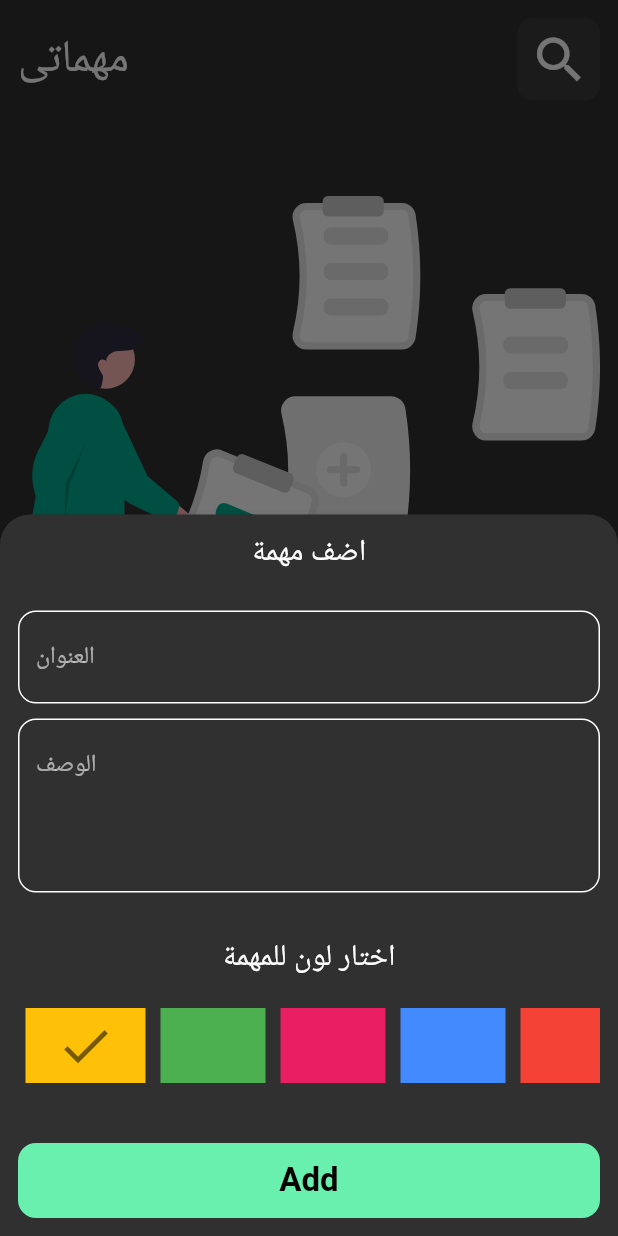
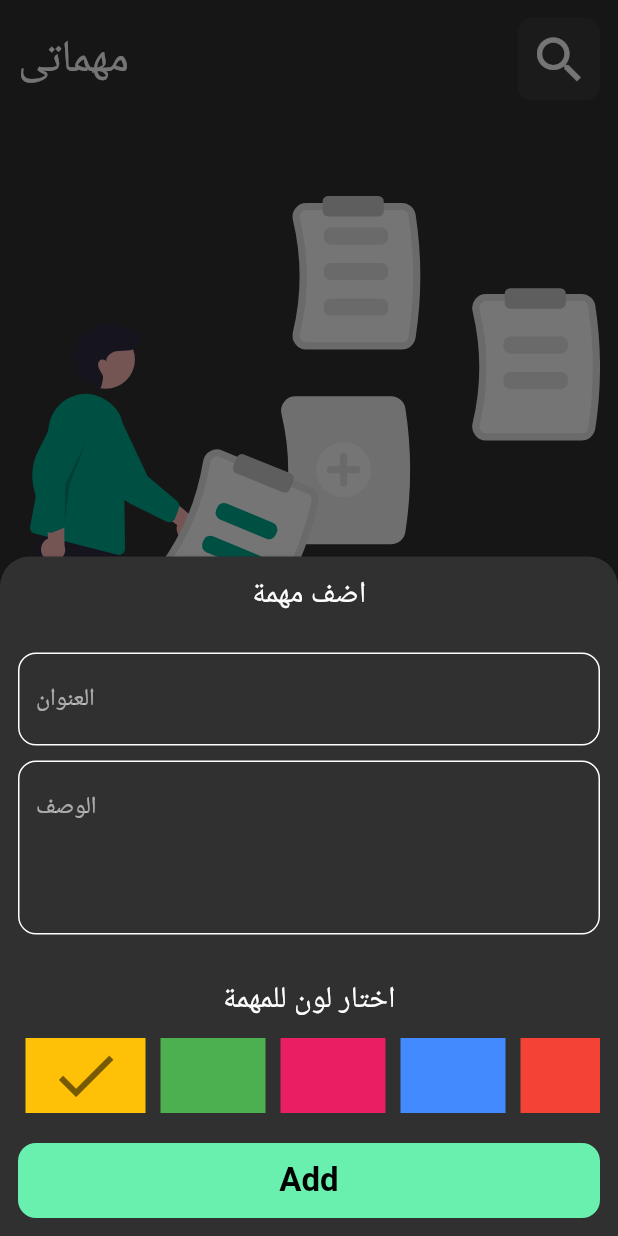
Before and after one commit to engamir1/Flutter_todo_app, a Flutter app: the screen it shows after launch, after a tap on the "add" icon, on a phone screen of 412 x 824 dp. Run offline on Flutter 3.47's test engine with Material 2 defaults, Android fonts, the phone set to English and light mode, and no system bars; drawn by our look-alikes of modal_progress_hud_nsn; our stand-ins replace bloc, flutter_bloc, flutter_svg, hive, hive_flutter; accounts and stored records are empty.

Commit message:
solve problem of rebuild screen of list todo

```diff
--- a/lib/cubits/notes_cubit/notes_cubit_cubit.dart
+++ b/lib/cubits/notes_cubit/notes_cubit_cubit.dart
@@ -9,13 +9,15 @@ part 'notes_cubit_state.dart';
 class NotesCubitCubit extends Cubit<NotesCubitState> {
   NotesCubitCubit() : super(NotesCubitInitial());
   List<NoteModel> notes = [];
+
+
   fetchAllNotes() {
     emit(NoteLoading());
     var notesBox = Hive.box<NoteModel>(knotes);
-    notes = notesBox.values.toList();
+    notes = notesBox.values.toList().reversed.toList();
     // print("notes now is $notes");
     emit(NotesSuccess());
 
-    return notes.reversed.toList();
+    // return notes.reversed.toList();
   }
 }
--- a/lib/main.dart
+++ b/lib/main.dart
@@ -17,7 +17,7 @@ void main() async {
   // 3 open box
   await Hive.openBox<NoteModel>(knotes);
   // 4 observe what happens in State
-  Bloc.observer = SimpleBlocObserver();
+  Bloc.observer = MyBlocObserver();
 
   runApp(const MyApp());
 }
--- a/lib/views/bottom_sheet.dart
+++ b/lib/views/bottom_sheet.dart
@@ -6,6 +6,7 @@ import 'package:todo_app/models/notes_model.dart';
 import 'package:todo_app/widgets/submit_button.dart';
 import 'package:todo_app/widgets/text_field.dart';
 
+import '../cubits/notes_cubit/notes_cubit_cubit.dart';
 import 'color_pallete.dart';
 
 class MyBottomSheet extends StatefulWidget {
@@ -28,7 +29,8 @@ class _MyBottomSheetState extends State<MyBottomSheet> {
       listener: (context, state) {
         // TODO: implement listener
         if (state is AddNoteSuccess) {
-          // BlocProvider.of<NotesCubitCubit>(context).fetchAllNotes();
+          print(state);
+          BlocProvider.of<NotesCubitCubit>(context).notes;
           Navigator.pop(context);
         } else if (state is AddNoteFailure) {
           print("error ${state.errMsg}");
@@ -69,23 +71,18 @@ class _MyBottomSheetState extends State<MyBottomSheet> {
                         onSave: (value) {
                           description = value;
                         }),
-                    const SizedBox(
-                      height: 20),
+                    const SizedBox(height: 20),
                     const Text(
                       "اختار لون للمهمة",
                       style: TextStyle(fontSize: 20),
                     ),
+                    const SizedBox(height: 12),
+                    const ColorList(),
                     const SizedBox(height: 20),
-
-                    const ColorList(),
-                    const SizedBox(height: 40),
                     SubmitButton(
                         text: "Add",
                         onTap: () async {
-
-
                           if (formKey.currentState!.validate()) {
-
                             formKey.currentState!.save();
                             var noteModel = NoteModel(
                                 title: title!,
@@ -97,9 +94,15 @@ class _MyBottomSheetState extends State<MyBottomSheet> {
                             BlocProvider.of<AddNoteCubit>(context)
                                 .addNote(noteModel);
 
+                            // tell cubit that when i press add and it is ok and validat
+                            // please emit state of NotesSuccess
+                            // so when any widget listen to my state of NotesSuccess
+                            // it will rebuild
+
+                            BlocProvider.of<NotesCubitCubit>(context)
+                                .fetchAllNotes();
                           } else {
                             autovalidateMode = AutovalidateMode.always;
-
                           }
                         }),
                   ],
--- a/lib/views/color_pallete.dart
+++ b/lib/views/color_pallete.dart
@@ -57,7 +57,7 @@ class _ColorListState extends State<ColorList> {
                         color: colors[ids],
                         child: const Icon(
                           Icons.check,
-                          size: 40,
+                          size: 50,
                           color: Colors.black54,
                         ),
                       )
--- a/lib/views/notes_body.dart
+++ b/lib/views/notes_body.dart
@@ -1,6 +1,4 @@
 import 'package:flutter/material.dart';
-import 'package:flutter_bloc/flutter_bloc.dart';
-import 'package:todo_app/cubits/notes_cubit/notes_cubit_cubit.dart';
 import 'package:todo_app/widgets/custom_appbar.dart';
 import 'package:todo_app/widgets/list_view.dart';
 
@@ -11,9 +9,7 @@ class NotesViewBody extends StatelessWidget {
   @override
   Widget build(BuildContext context) {
 
-    return BlocProvider(
-      create: (context) => NotesCubitCubit(),
-      child: SafeArea(
+    return SafeArea(
       child: Padding(
         padding: const EdgeInsets.all(12),
         child: Column(
@@ -25,14 +21,11 @@ class NotesViewBody extends StatelessWidget {
             const SizedBox(height: 15),
             // we should make listView out alone
 
-
             const NotesListView(),
-
           ],
         ),
       ),
 
-      ),
     );
   }
 }
--- a/lib/widgets/list_view.dart
+++ b/lib/widgets/list_view.dart
@@ -10,13 +10,14 @@ class NotesListView extends StatelessWidget {
 
   @override
   Widget build(BuildContext context) {
+
     return BlocConsumer<NotesCubitCubit, NotesCubitState>(
       listener: (context, state) {},
-      builder: (context, state) {
-        return BlocBuilder<NotesCubitCubit, NotesCubitState>(
-          builder: (context, state) {
-            List<NoteModel> notes =
-                BlocProvider.of<NotesCubitCubit>(context).fetchAllNotes();
+        builder: (context, state) {
+          // BlocProvider.of<NotesCubitCubit>(context).fetchAllNotes();
+
+          List<NoteModel> notes =
+              BlocProvider.of<NotesCubitCubit>(context).notes;
             return notes.isNotEmpty
                 ? Expanded(
                     child: ListView.builder(
@@ -24,17 +25,15 @@ class NotesListView extends StatelessWidget {
                         return Column(
                           children: [
                             TodoCard(note: notes[ids]),
-                            const SizedBox(height: 15),
+                          const SizedBox(height: 12),
                           ],
                         );
                       },
                       itemCount: notes.length,
                     ),
                   )
-                : Center(child: SvgPicture.asset("assets/images/add.svg"));
-          },
-        );
-      },
-    );
+              : Center(child: SvgPicture.asset("assets/images/add.svg"));
+        });
   }
+
 }
```
Also changed, not shown: lib/simple_bloc_observer.dart (+17 -24 lines). Lines whose indentation alone changed are shown as unchanged.
